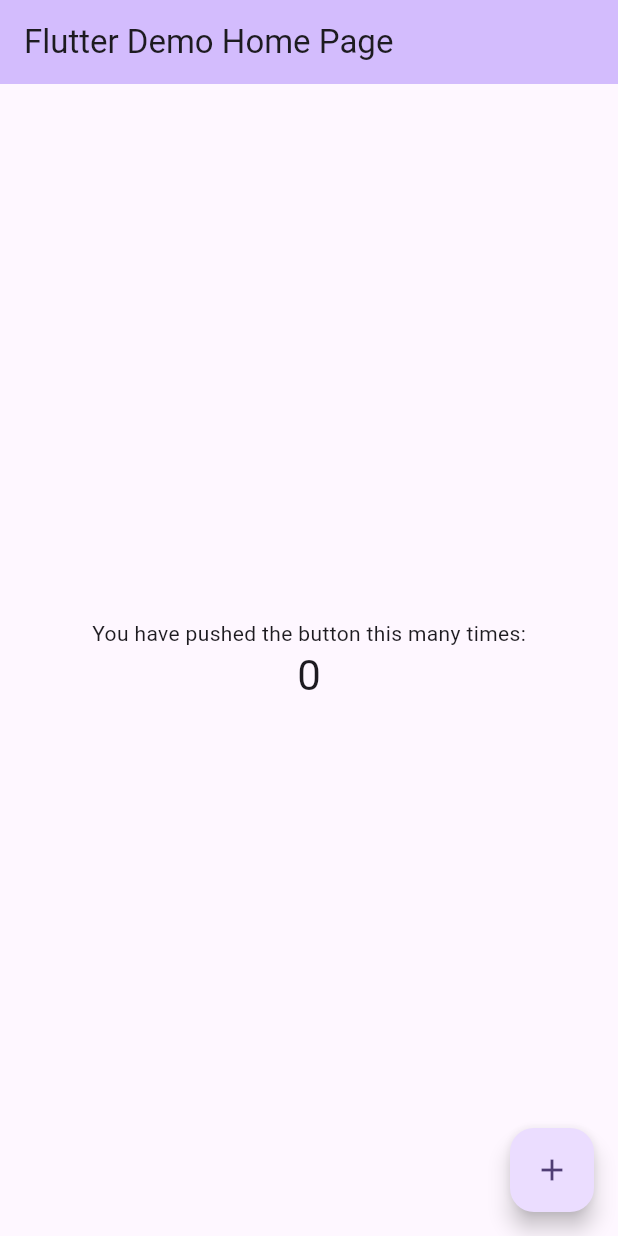
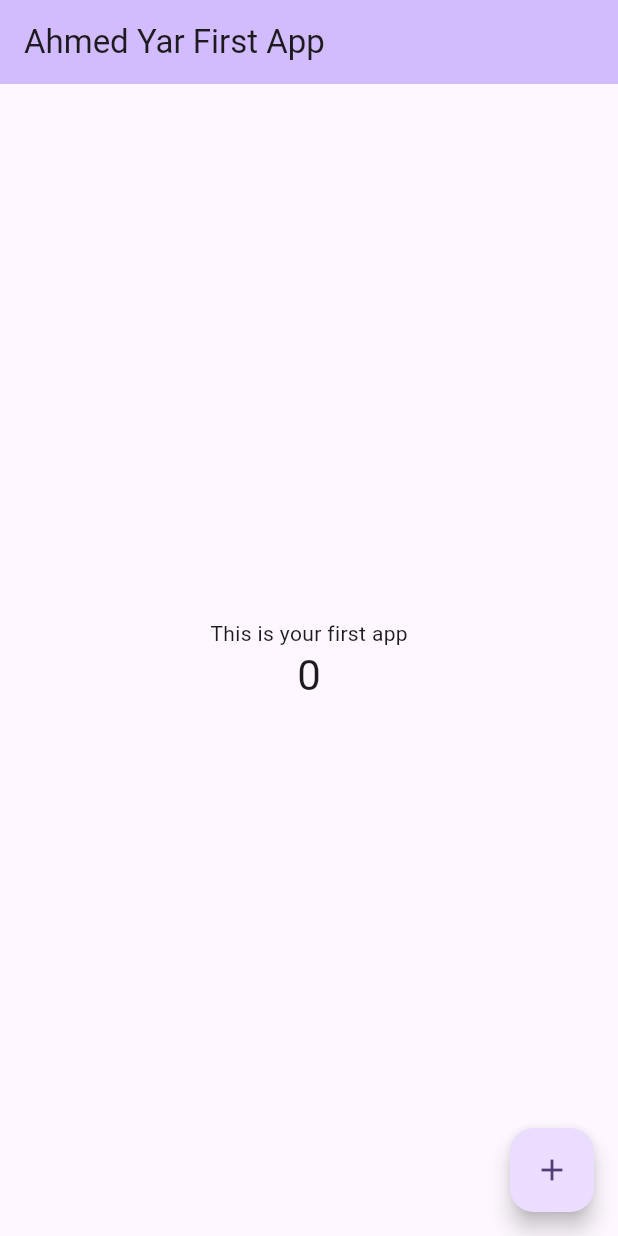
Before and after one commit to ahmedyar7/Mobile-App-Development, a Flutter app: the screen it shows after launch, on a phone screen of 412 x 824 dp. Run offline on Flutter 3.47's test engine with Material 3 defaults, Android fonts, the phone set to English and light mode, and no system bars.

Commit message:
adding the screen shot

```diff
--- a/Lab-1/lib/main.dart
+++ b/Lab-1/lib/main.dart
@@ -30,7 +30,7 @@
         // tested with just a hot reload.
         colorScheme: ColorScheme.fromSeed(seedColor: Colors.deepPurple),
       ),
-      home: const MyHomePage(title: 'Flutter Demo Home Page'),
+      home: const MyHomePage(title: 'Ahmed Yar First App'),
     );
   }
 }
@@ -104,7 +104,7 @@
           // wireframe for each widget.
           mainAxisAlignment: MainAxisAlignment.center,
           children: <Widget>[
-            const Text('You have pushed the button this many times:'),
+            const Text('This is your first app'),
             Text(
               '$_counter',
               style: Theme.of(context).textTheme.headlineMedium,
```
Also changed, not shown: Lab-1/image.png (added), 2 other files.
